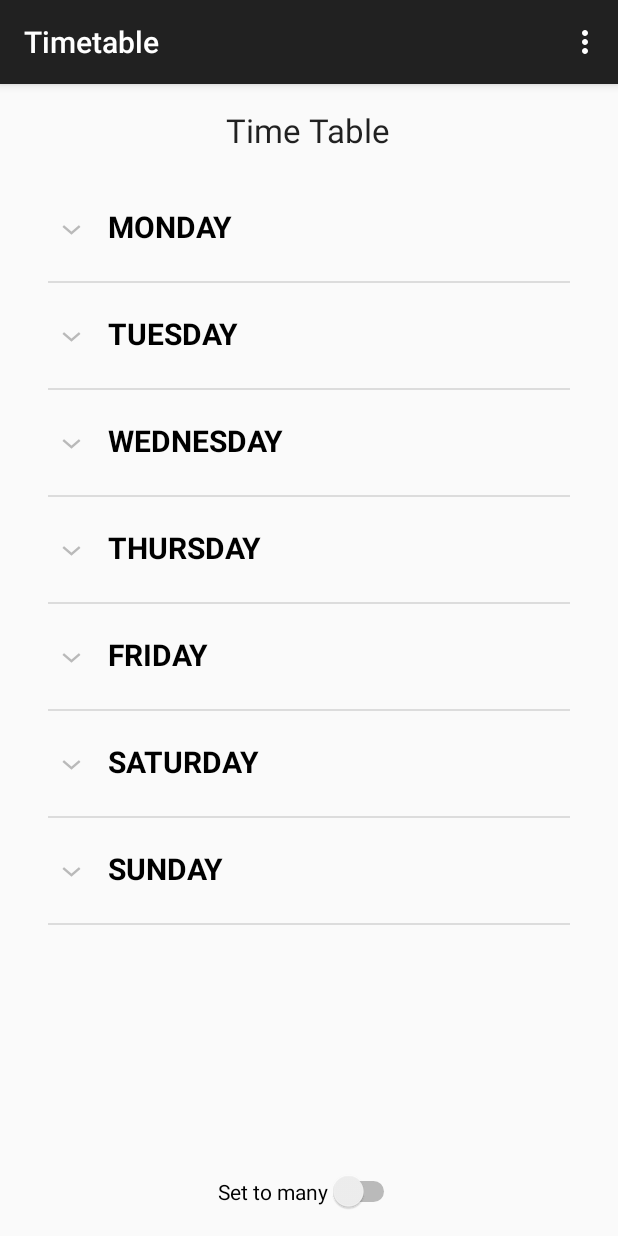
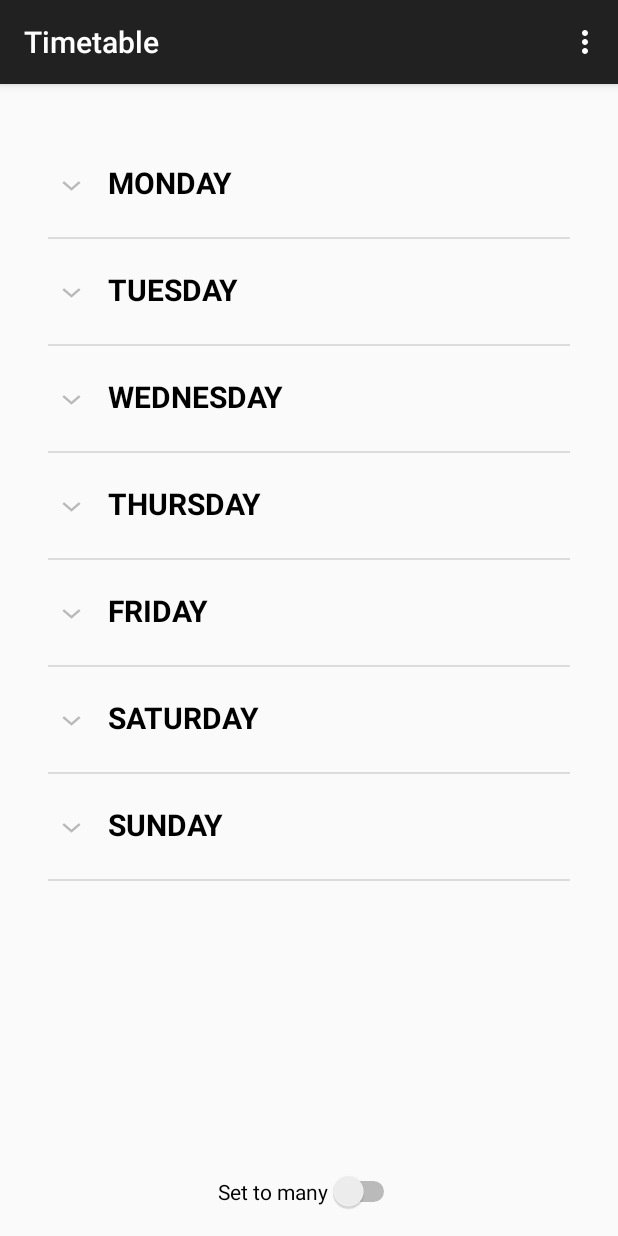
Before and after one commit to mmbabaev/AndroidThermostat, an Android app: the screen it shows after launch (TimeTableShowerActivity), after a tap on an icon or button, on a phone screen of 412 x 824 dp. Run offline under Robolectric (Android 15) with nearby library versions, the phone set to English and light mode, and no system bars; libraries missing offline, so code that uses them is left out: java.security.acl; 2 other taps on this screen came first.

Commit message:
add delete

```diff
--- a/app/src/main/java/com/example/mihail/hti16/Boiler/BoilerMode.java
+++ b/app/src/main/java/com/example/mihail/hti16/Boiler/BoilerMode.java
@@ -3,7 +3,7 @@ package com.example.mihail.hti16.Boiler;
 /**
  * Created by Юрий on 21.05.2015.
  */
-public interface BoilerMode {
+public interface BoilerMode{
     public static final int TEST_MODE = 3;
     public static final int NORMAL_MODE = 1000;
 }
--- a/app/src/main/java/com/example/mihail/hti16/MainActivity.java
+++ b/app/src/main/java/com/example/mihail/hti16/MainActivity.java
@@ -143,7 +143,6 @@ public class MainActivity extends ActionBarActivity {
 
     public void listenTemp(final Boiler boiler) throws InterruptedException {
         while (boiler.working) {
-            Thread.sleep(1000);
             //System.out.println("Current temperature  " + boiler.getCurrentTemperature() + "  current Time " +  boiler.curTime.toString() + "   current day   " + boiler.curDay + " current mode: " + boiler.isDayTemperature());
             runOnUiThread(new Runnable() {
                 @Override
@@ -212,6 +211,7 @@ public class MainActivity extends ActionBarActivity {
                     currentTemperatureTextView.setText(boiler.getCurrentTemperature().toString() + " °C");
                 }
             });
+            Thread.sleep(30);
         }
     }
 
--- a/app/src/main/res/layout/activity_main.xml
+++ b/app/src/main/res/layout/activity_main.xml
@@ -5,7 +5,9 @@
     android:paddingTop="@dimen/activity_vertical_margin"
     android:paddingBottom="@dimen/activity_vertical_margin" tools:context=".MainActivity"
     android:id="@+id/mainActivity"
-    android:screenOrientation="portrait">
+    android:orientation="vertical"
+    android:configChanges="orientation|screenSize"
+    android:screenOrientation="portrait">>
 
     <Button
         android:layout_width="wrap_content"
--- a/app/src/main/res/layout/activity_time_table_shower.xml
+++ b/app/src/main/res/layout/activity_time_table_shower.xml
@@ -13,25 +13,23 @@
         android:paddingTop="@dimen/activity_vertical_margin"
         android:paddingBottom="@dimen/activity_vertical_margin"
         tools:context="com.example.mihail.hti16.TimeTableShowerActivity"
-        android:layout_below="@+id/textView18"
         android:layout_above="@+id/switch3"
         android:id="@+id/choser"
-        android:contentDescription="@android:string/VideoView_error_text_unknown">
+        android:contentDescription="@android:string/VideoView_error_text_unknown"
+        android:layout_alignParentRight="true"
+        android:layout_alignParentEnd="true"
+        android:layout_marginLeft="0dp"
+        android:layout_marginTop="0dp"
+        android:layout_margin="0dp"
+        android:layout_marginRight="0dp">
 
         <ExpandableListView
             android:id="@+id/lvExp"
             android:layout_height="match_parent"
-            android:layout_width="match_parent"/>
+            android:layout_width="match_parent"
+            android:layout_alignParentRight="true"
+            android:layout_alignParentEnd="true" />
     </RelativeLayout>
-
-    <TextView
-        android:layout_width="wrap_content"
-        android:layout_height="wrap_content"
-        android:textAppearance="?android:attr/textAppearanceLarge"
-        android:text="Time Table"
-        android:id="@+id/textView18"
-        android:layout_alignParentTop="true"
-        android:layout_centerHorizontal="true" />
 
     <Switch
         android:layout_width="wrap_content"
```
Also changed, not shown: app/src/main/res/layout/activity_day_chose.xml (+3 -15 lines), 1 other file.
